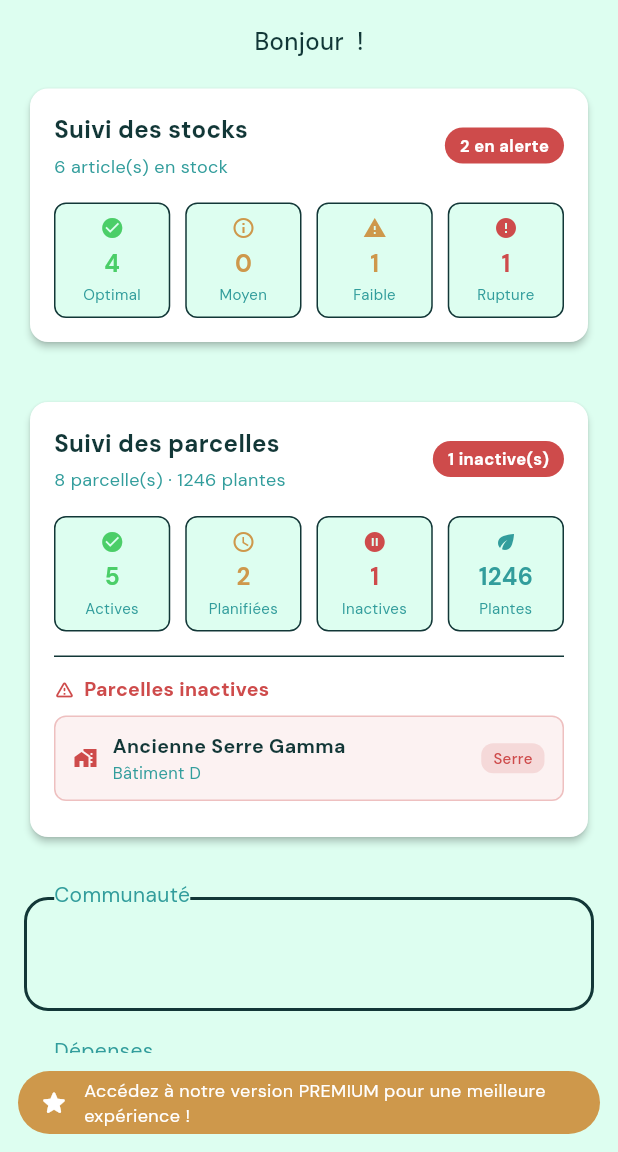
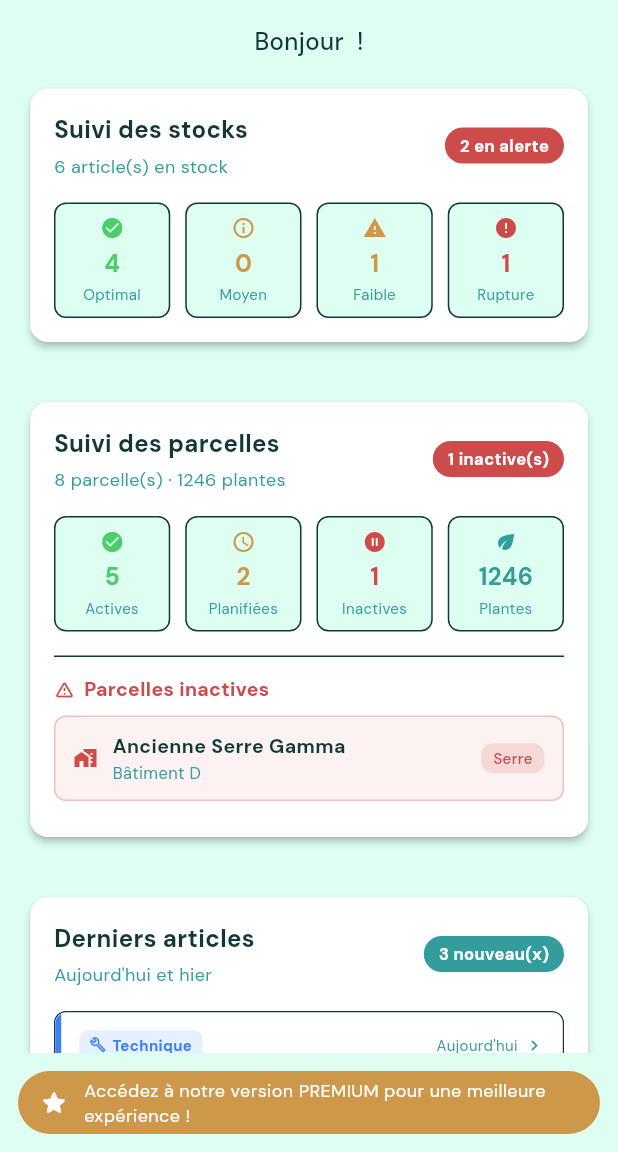
Before and after one commit to Koruji/Hydrogrow_mobileapp, a Flutter app: the DashboardPage screen opened by its route, on a phone screen of 412 x 824 dp, the part 84-1236 px from its top. Run offline on Flutter 3.47's test engine with Material 3 defaults, Android fonts, the phone set to English and light mode, and no system bars; our stand-ins replace dio, flutter_dotenv, shared_preferences; accounts and stored records are empty.

Commit message:
feat: Add community summary widget and integrate into dashboard; update article creation dates

```diff
--- a/lib/data/mock/article_mock.dart
+++ b/lib/data/mock/article_mock.dart
@@ -6,7 +6,7 @@ final List<Article> mockArticles = [
     title: 'Optimiser le pH en hydroponie NFT : mon retour d\'expérience',
     authorId: 'Koruji',
     authorName: 'Koruji',
-    createdAt: DateTime.now().subtract(const Duration(days: 2)),
+    createdAt: DateTime.now().subtract(const Duration(hours: 3)),
     category: 'Technique',
     tags: ['pH', 'NFT', 'hydroponie', 'optimisation'],
     content: '''Après plusieurs mois de culture en système NFT, j'ai enfin trouvé la méthode qui me convient pour maintenir un pH stable entre 5.8 et 6.2.
@@ -59,7 +59,7 @@ Dans tous les cas, l'important c'est la constance dans vos pratiques !''',
     title: 'Recette de solution nutritive de base pour légumes feuilles',
     authorId: 'Loocist',
     authorName: 'Loocist',
-    createdAt: DateTime.now().subtract(const Duration(days: 5)),
+    createdAt: DateTime.now().subtract(const Duration(hours: 8)),
     category: 'Nutrition',
     tags: ['nutrition', 'solution', 'légumes feuilles', 'recette'],
     content: '''Voici la recette que j'utilise depuis 6 mois pour mes laitues, épinards et basilic. Elle fonctionne très bien en système DWC et aéroponie.
--- a/lib/presentation/screens/dashboard/dashboard_page.dart
+++ b/lib/presentation/screens/dashboard/dashboard_page.dart
@@ -7,12 +7,16 @@ import 'package:hydrogrow/presentation/widgets/dashboard_container.dart';
 import 'package:hydrogrow/presentation/widgets/reordable_container_list.dart';
 import 'package:hydrogrow/presentation/widgets/stock_summary_dashboard.dart';
 import 'package:hydrogrow/presentation/widgets/parcel_summary_dashboard.dart';
+import 'package:hydrogrow/presentation/widgets/community_summary_dashboard.dart';
+import 'package:hydrogrow/presentation/screens/community/article_detail_page.dart';
 import 'package:hydrogrow/providers/auth_provider.dart';
 import 'package:provider/provider.dart';
 import 'package:hydrogrow/presentation/controllers/stock_controller.dart';
 import 'package:hydrogrow/presentation/controllers/parcel_controller.dart';
+import 'package:hydrogrow/presentation/controllers/article_controller.dart';
 import 'package:hydrogrow/data/mock/stock_mock.dart';
 import 'package:hydrogrow/data/mock/parcel_mock.dart';
+import 'package:hydrogrow/data/mock/article_mock.dart';
 
 class DashboardPage extends StatefulWidget {
   const DashboardPage({super.key});
@@ -29,6 +33,7 @@ class _DashboardPageState extends State<DashboardPage> {
 
   late StockController _stockController;
   late ParcelController _parcelController;
+  late ArticleController _articleController;
 
   @override
   void initState() {
@@ -37,6 +42,8 @@ class _DashboardPageState extends State<DashboardPage> {
     _stockController.initialize(mockStockItems);
     _parcelController = ParcelController();
     _parcelController.initialize(mockParcels);
+    _articleController = ArticleController();
+    _articleController.initialize(mockArticles);
   }
 
   @override
@@ -103,6 +110,11 @@ class _DashboardPageState extends State<DashboardPage> {
                     padding: const EdgeInsets.all(16),
                     child: _buildParcelSummaryContainer(),
                   );
+                } else if (title == translate.dashboard_block_2_title) {
+                  return Padding(
+                    padding: const EdgeInsets.all(16),
+                    child: _buildCommunitySummaryContainer(),
+                  );
                 } else {
                   return DashboardContainer(key: ValueKey(title), title: title);
                 }
@@ -145,6 +157,41 @@ class _DashboardPageState extends State<DashboardPage> {
     );
   }
 
+  Widget _buildCommunitySummaryContainer() {
+    final now = DateTime.now();
+    final yesterday = DateTime(now.year, now.month, now.day - 1);
+
+    final recentArticles = mockArticles.where((a) {
+      final d = a.createdAt;
+      final isToday = d.year == now.year && d.month == now.month && d.day == now.day;
+      final isYesterday = d.year == yesterday.year && d.month == yesterday.month && d.day == yesterday.day;
+      return isToday || isYesterday;
+    }).toList()
+      ..sort((a, b) => b.createdAt.compareTo(a.createdAt));
+
+    return CommunitySummaryWidget(
+      key: const ValueKey('community-summary'),
+      recentArticles: recentArticles,
+      onTap: () {
+        Navigator.pushNamed(context, '/community').then((_) {
+          if (mounted) setState(() {});
+        });
+      },
+      onArticleTap: (article) {
+        final currentUserId = Provider.of<AuthProvider>(context, listen: false).login;
+        Navigator.push(
+          context,
+          MaterialPageRoute(
+            builder: (_) => ArticleDetailPage(
+              article: article,
+              isOwner: article.authorId == currentUserId,
+            ),
+          ),
+        );
+      },
+    );
+  }
+
   Widget _buildStockSummaryContainer() {
     final stats = _stockController.getStatistics();
 
--- /dev/null
+++ b/lib/presentation/widgets/community_summary_dashboard.dart
@@ -0,0 +1,264 @@
+import 'package:flutter/material.dart';
+import 'package:hydrogrow/core/theme/colors.dart';
+import 'package:hydrogrow/data/models/article.dart';
+import 'package:hydrogrow/presentation/components/app_card.dart';
+
+class CommunitySummaryWidget extends StatelessWidget {
+  final List<Article> recentArticles;
+  final VoidCallback? onTap;
+  final void Function(Article article)? onArticleTap;
+
+  const CommunitySummaryWidget({
+    super.key,
+    required this.recentArticles,
+    this.onTap,
+    this.onArticleTap,
+  });
+
+  @override
+  Widget build(BuildContext context) {
+    return GestureDetector(
+      onTap: onTap,
+      child: AppCard(
+        padding: const EdgeInsets.all(16),
+        child: Column(
+          crossAxisAlignment: CrossAxisAlignment.start,
+          children: [
+            _buildHeader(context),
+            const SizedBox(height: 16),
+            if (recentArticles.isEmpty) _buildEmptyState(context),
+            for (final a in recentArticles)
+              _ArticleRow(
+                article: a,
+                onTap: () => onArticleTap?.call(a),
+              ),
+          ],
+        ),
+      ),
+    );
+  }
+
+  Widget _buildHeader(BuildContext context) {
+    return Row(
+      mainAxisAlignment: MainAxisAlignment.spaceBetween,
+      children: [
+        Column(
+          crossAxisAlignment: CrossAxisAlignment.start,
+          children: [
+            Text(
+              'Derniers articles',
+              style: TextStyle(
+                fontSize: 16,
+                fontWeight: FontWeight.w600,
+                color: AppColors.textPrimary,
+              ),
+            ),
+            const SizedBox(height: 4),
+            Text(
+              "Aujourd'hui et hier",
+              style: TextStyle(fontSize: 12, color: AppColors.textSecondary),
+            ),
+          ],
+        ),
+        if (recentArticles.isNotEmpty)
+          Container(
+            padding: const EdgeInsets.symmetric(horizontal: 10, vertical: 4),
+            decoration: BoxDecoration(
+              color: AppColors.menu,
+              borderRadius: BorderRadius.circular(12),
+            ),
+            child: Text(
+              '${recentArticles.length} nouveau(x)',
+              style: const TextStyle(
+                fontSize: 11,
+                fontWeight: FontWeight.w600,
+                color: Colors.white,
+              ),
+            ),
+          ),
+      ],
+    );
+  }
+
+  Widget _buildEmptyState(BuildContext context) {
+    return Padding(
+      padding: const EdgeInsets.symmetric(vertical: 16),
+      child: Row(
+        mainAxisAlignment: MainAxisAlignment.center,
+        children: [
+          Icon(Icons.article_outlined, size: 20, color: AppColors.textSecondary),
+          const SizedBox(width: 8),
+          Text(
+            'Aucun article publié récemment',
+            style: TextStyle(fontSize: 13, color: AppColors.textSecondary),
+          ),
+        ],
+      ),
+    );
+  }
+}
+
+class _ArticleRow extends StatelessWidget {
+  final Article article;
+  final VoidCallback onTap;
+
+  const _ArticleRow({required this.article, required this.onTap});
+
+  @override
+  Widget build(BuildContext context) {
+    final color = article.getCategoryColor();
+    final tags = article.tags.take(3).map((t) => '#$t').join('  ');
+
+    return GestureDetector(
+      onTap: onTap,
+      child: Container(
+        margin: const EdgeInsets.only(bottom: 10),
+        decoration: BoxDecoration(
+          color: Colors.white,
+          borderRadius: BorderRadius.circular(8),
+          border: Border.all(color: AppColors.divider, width: 0.8),
+        ),
+        child: ClipRRect(
+          borderRadius: BorderRadius.circular(8),
+          child: IntrinsicHeight(
+            child: Row(
+              crossAxisAlignment: CrossAxisAlignment.stretch,
+              children: [
+                Container(width: 4, color: color),
+                Expanded(
+                  child: Padding(
+                    padding: const EdgeInsets.all(12),
+                    child: Column(
+                      crossAxisAlignment: CrossAxisAlignment.start,
+                      children: [
+                        Row(
+                          mainAxisAlignment: MainAxisAlignment.spaceBetween,
+                          children: [
+                            _CategoryBadge(
+                              icon: article.getCategoryIcon(),
+                              label: article.category,
+                              color: color,
+                            ),
+                            Row(
+                              mainAxisSize: MainAxisSize.min,
+                              children: [
+                                Text(
+                                  article.getRelativeDate(),
+                                  style: TextStyle(
+                                    fontSize: 10,
+                                    color: AppColors.textSecondary,
+                                  ),
+                                ),
+                                const SizedBox(width: 4),
+                                Icon(
+                                  Icons.chevron_right,
+                                  size: 14,
+                                  color: AppColors.textSecondary,
+                                ),
+                              ],
+                            ),
+                          ],
+                        ),
+                        const SizedBox(height: 8),
+                        Text(
+                          article.title,
+                          style: const TextStyle(
+                            fontSize: 13,
+                            fontWeight: FontWeight.w700,
+                            color: AppColors.textPrimary,
+                            height: 1.3,
+                          ),
+                          maxLines: 2,
+                          overflow: TextOverflow.ellipsis,
+                        ),
+                        const SizedBox(height: 6),
+                        Row(
+                          children: [
+                            Icon(
+                              Icons.person_outline,
+                              size: 11,
+                              color: AppColors.textSecondary,
+                            ),
+                            const SizedBox(width: 4),
+                            Text(
+                              article.authorName,
+                              style: TextStyle(
+                                fontSize: 11,
+                                color: AppColors.textSecondary,
+                              ),
+                            ),
+                            if (tags.isNotEmpty) ...[
+                              const SizedBox(width: 8),
+                              const Text(
+                                '·',
+                                style: TextStyle(
+                                  color: AppColors.textSecondary,
+                                  fontSize: 11,
+                                ),
+                              ),
+                              const SizedBox(width: 8),
+                              Flexible(
+                                child: Text(
+                                  tags,
+                                  style: const TextStyle(
+                                    fontSize: 10,
+                                    color: AppColors.textSecondary,
+                                    fontStyle: FontStyle.italic,
+                                  ),
+                                  maxLines: 1,
+                                  overflow: TextOverflow.ellipsis,
+                                ),
+                              ),
+                            ],
+                          ],
+                        ),
+                      ],
+                    ),
+                  ),
+                ),
+              ],
+            ),
+          ),
+        ),
+      ),
+    );
+  }
+}
+
+class _CategoryBadge extends StatelessWidget {
+  final IconData icon;
+  final String label;
+  final Color color;
+
+  const _CategoryBadge({
+    required this.icon,
+    required this.label,
+    required this.color,
+  });
+
+  @override
+  Widget build(BuildContext context) {
+    return Container(
+      padding: const EdgeInsets.symmetric(horizontal: 7, vertical: 3),
+      decoration: BoxDecoration(
+        color: color.withOpacity(0.12),
+        borderRadius: BorderRadius.circular(6),
+      ),
+      child: Row(
+        mainAxisSize: MainAxisSize.min,
+        children: [
+          Icon(icon, size: 11, color: color),
+          const SizedBox(width: 4),
+          Text(
+            label,
+            style: TextStyle(
+              fontSize: 10,
+              fontWeight: FontWeight.w600,
+              color: color,
+            ),
+          ),
+        ],
+      ),
+    );
+  }
+}
--- a/lib/presentation/widgets/reordable_container_list.dart
+++ b/lib/presentation/widgets/reordable_container_list.dart
@@ -37,9 +37,15 @@ class _ReorderableContainerListState extends State<ReorderableContainerList> {
     final savedOrder = prefs.getStringList(widget.storageKey);
 
     if (savedOrder != null && savedOrder.length == widget.titles.length) {
-      setState(() {
-        containerOrder = savedOrder.map((e) => int.parse(e)).toList();
-      });
+      final parsed = savedOrder.map((e) => int.parse(e)).toList();
+      final valid = parsed.every((i) => i >= 0 && i < widget.titles.length);
+      if (valid) {
+        setState(() {
+          containerOrder = parsed;
+        });
+      } else {
+        await resetOrder();
+      }
     }
   }
 
```
